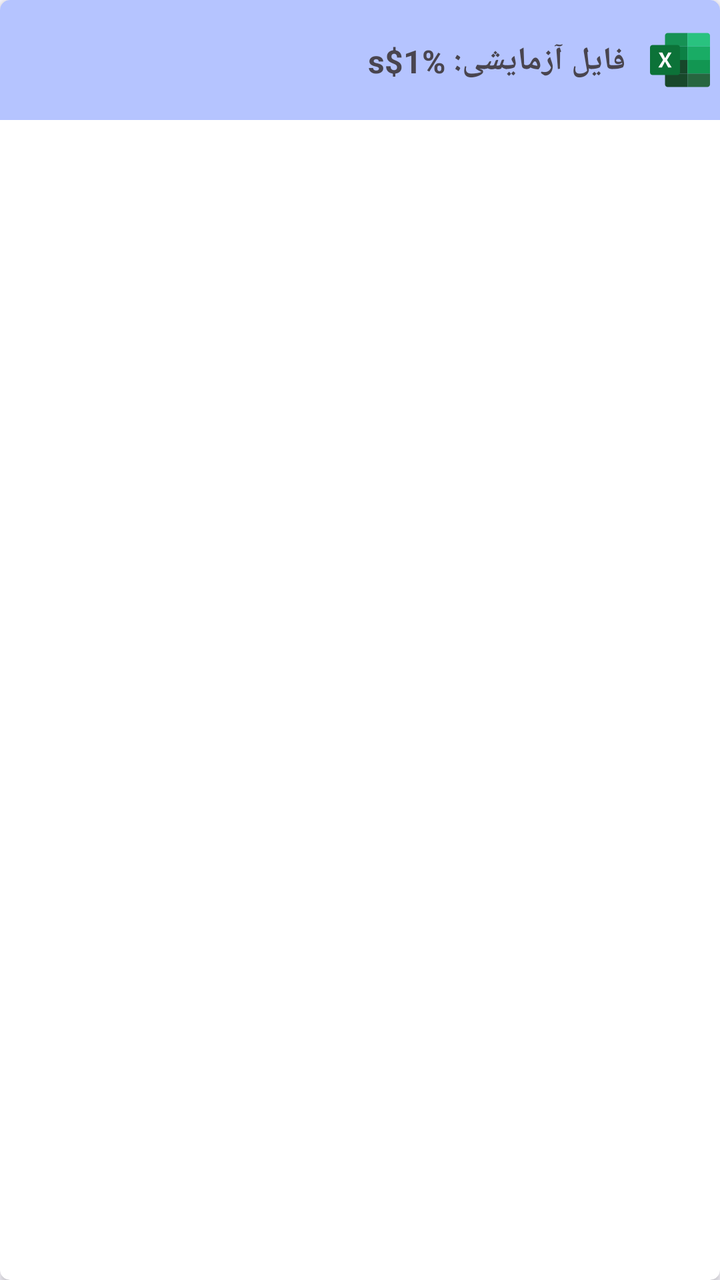
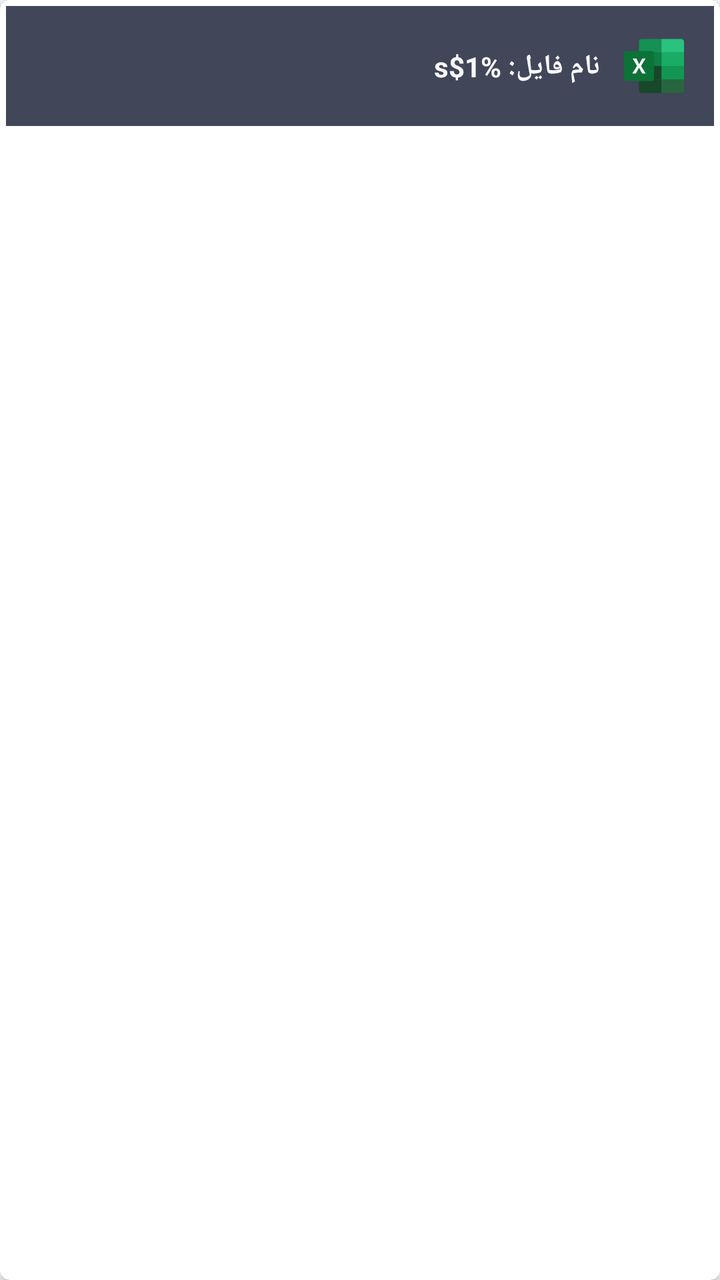

Screens rendered from an Android XML layout before and after an edit, with the pre-edit source and the edit as a unified diff.
<!-- AndroidManifest.xml: application theme Theme.Iotequipment -->
<!-- res/layout/item_equipment_attachment.xml -->
<?xml version="1.0" encoding="utf-8"?>
<androidx.cardview.widget.CardView
    xmlns:android="http://schemas.android.com/apk/res/android"
    xmlns:app="http://schemas.android.com/apk/res-auto"
    xmlns:tools="http://schemas.android.com/tools"
    android:layout_width="match_parent"
    android:layout_margin="8dp"
    android:layout_height="wrap_content"
    android:elevation="4dp"
    app:cardCornerRadius="5dp"
    android:layout_marginBottom="8dp"
    >

    <androidx.constraintlayout.widget.ConstraintLayout
        android:layout_width="match_parent"
        android:layout_height="60dp"
        android:background="@color/md_theme_inversePrimary"
        android:padding="5dp"
        android:orientation="vertical">

        <TextView
            android:id="@+id/tv_attachment_name"
            android:layout_width="wrap_content"
            android:layout_height="wrap_content"
            android:layout_marginEnd="12dp"
            android:text="@string/device_attachment_label"
            android:textSize="16sp"
            android:textStyle="bold"
            app:layout_constraintBottom_toBottomOf="parent"
            app:layout_constraintEnd_toStartOf="@+id/imageView2"
            app:layout_constraintTop_toTopOf="parent"
            app:layout_constraintVertical_bias="0.523" />

        <TextView
            android:id="@+id/tv_log_description"
            android:layout_width="wrap_content"
            android:layout_height="wrap_content"
            android:layout_marginTop="8dp"
            android:layout_marginBottom="16dp"
            android:text="Replaced sensor module"
            android:textSize="14sp"
            app:layout_constraintBottom_toBottomOf="parent"
            app:layout_constraintEnd_toEndOf="@+id/tv_attachment_name"
            app:layout_constraintTop_toBottomOf="@+id/tv_attachment_name"
            app:layout_constraintVertical_bias="0.0" />

        <ImageView
            android:id="@+id/imageView2"
            android:layout_width="wrap_content"
            android:layout_height="wrap_content"
            app:layout_constraintBottom_toBottomOf="parent"
            app:layout_constraintEnd_toEndOf="parent"
            app:layout_constraintTop_toTopOf="parent"
            app:srcCompat="@drawable/ic_exel" />

    </androidx.constraintlayout.widget.ConstraintLayout>
</androidx.cardview.widget.CardView>
<!-- resources referenced by this layout -->
<resources>
  <color name="md_theme_inversePrimary">#B5C4FF</color>
  <!-- drawable ic_exel (drawable) -->
  <vector xmlns:android="http://schemas.android.com/apk/res/android"
      android:width="30dp"
      android:height="28dp"
      android:viewportWidth="30"
      android:viewportHeight="28">
    <path
        android:pathData="M18.75,0.5H8.808C8.086,0.5 7.5,1.086 7.5,1.808V7.252H18.75V0.5Z"
        android:fillColor="#169154"/>
    <path
        android:pathData="M7.5,20.791V26.192C7.5,26.914 8.086,27.5 8.807,27.5H18.75V20.791H7.5Z"
        android:fillColor="#18482A"/>
    <path
        android:pathData="M7.5,7.252H18.75V14.004H7.5V7.252Z"
        android:fillColor="#0C8045"/>
    <path
        android:pathData="M7.5,14.004H18.75V20.791H7.5V14.004Z"
        android:fillColor="#17472A"/>
    <path
        android:pathData="M28.692,0.5H18.75V7.252H30V1.808C30,1.086 29.414,0.5 28.692,0.5Z"
        android:fillColor="#29C27F"/>
    <path
        android:pathData="M18.75,20.791V27.5H28.693C29.414,27.5 30,26.914 30,26.193V20.791L18.75,20.791Z"
        android:fillColor="#27663F"/>
    <path
        android:pathData="M18.75,7.252H30V14.004L18.75,14.004V7.252Z"
        android:fillColor="#19AC65"/>
    <path
        android:pathData="M18.75,14.004L30,14.004V20.791L18.75,20.791V14.004Z"
        android:fillColor="#129652"/>
    <path
        android:pathData="M13.739,21.5H1.261C0.565,21.5 0,20.935 0,20.239V7.761C0,7.065 0.565,6.5 1.261,6.5H13.739C14.435,6.5 15,7.065 15,7.761V20.239C15,20.935 14.435,21.5 13.739,21.5Z"
        android:fillColor="#0C7238"/>
    <path
        android:pathData="M4.355,10.25H6.145L7.597,13.066L9.131,10.25H10.803L8.5,14L10.856,17.75H9.092L7.51,14.802L5.934,17.75H4.144L6.539,13.986L4.355,10.25Z"
        android:fillColor="#ffffff"/>
  </vector>
  <string name="device_attachment_label">فایل آزمایشی: %1$s</string>
  <style name="Theme.Iotequipment" parent="Base.Theme.Iotequipment" />
  <style name="Base.Theme.Iotequipment" parent="Theme.Material3.DayNight.NoActionBar">
          <item name="fontFamily">@font/iran_yekan_regular</item>
          
          
          <item name="colorPrimary">@color/md_theme_primary</item>
          <item name="android:colorBackground">@color/md_theme_background</item>
  
      </style>
  <color name="md_theme_primary">#0055EF</color>
  <color name="md_theme_background">#FAF8FF</color>
</resources>

<!-- the commit's change to res/layout/item_equipment_attachment.xml (unified diff, before → after) -->
@@ -4,9 +4,10 @@
     xmlns:app="http://schemas.android.com/apk/res-auto"
     xmlns:tools="http://schemas.android.com/tools"
     android:layout_width="match_parent"
-    android:layout_margin="8dp"
+    android:layout_margin="5dp"
     android:layout_height="wrap_content"
     android:elevation="4dp"
+    app:cardBackgroundColor="@color/white"
     app:cardCornerRadius="5dp"
     android:layout_marginBottom="8dp"
     >
@@ -14,8 +15,9 @@
     <androidx.constraintlayout.widget.ConstraintLayout
         android:layout_width="match_parent"
         android:layout_height="60dp"
-        android:background="@color/md_theme_inversePrimary"
-        android:padding="5dp"
+        android:layout_margin="3dp"
+        android:background="@color/md_theme_onSecondaryContainer"
+        android:padding="15dp"
         android:orientation="vertical">
 
         <TextView
@@ -23,8 +25,9 @@
             android:layout_width="wrap_content"
             android:layout_height="wrap_content"
             android:layout_marginEnd="12dp"
+            android:textColor="@color/md_theme_background"
             android:text="@string/device_attachment_label"
-            android:textSize="16sp"
+            android:textSize="14sp"
             android:textStyle="bold"
             app:layout_constraintBottom_toBottomOf="parent"
             app:layout_constraintEnd_toStartOf="@+id/imageView2"
<!-- resource entries referenced after the edit -->
@@ -1,6 +1,5 @@
 <!-- resources referenced by this layout -->
 <resources>
-  <color name="md_theme_inversePrimary">#B5C4FF</color>
   <!-- drawable ic_exel (drawable) -->
   <vector xmlns:android="http://schemas.android.com/apk/res/android"
       android:width="30dp"
@@ -38,7 +37,7 @@
         android:pathData="M4.355,10.25H6.145L7.597,13.066L9.131,10.25H10.803L8.5,14L10.856,17.75H9.092L7.51,14.802L5.934,17.75H4.144L6.539,13.986L4.355,10.25Z"
         android:fillColor="#ffffff"/>
   </vector>
-  <string name="device_attachment_label">فایل آزمایشی: %1$s</string>
+  <string name="device_attachment_label">نام فایل: %1$s</string>
   <style name="Theme.Iotequipment" parent="Base.Theme.Iotequipment" />
   <style name="Base.Theme.Iotequipment" parent="Theme.Material3.DayNight.NoActionBar">
           <item name="fontFamily">@font/iran_yekan_regular</item>
@@ -50,5 +49,7 @@
       </style>
   <color name="md_theme_primary">#0055EF</color>
   <color name="md_theme_background">#FAF8FF</color>
+  <color name="md_theme_onSecondaryContainer">#414659</color>
+  <color name="white">#FFFFFFFF</color>
 </resources>
 
